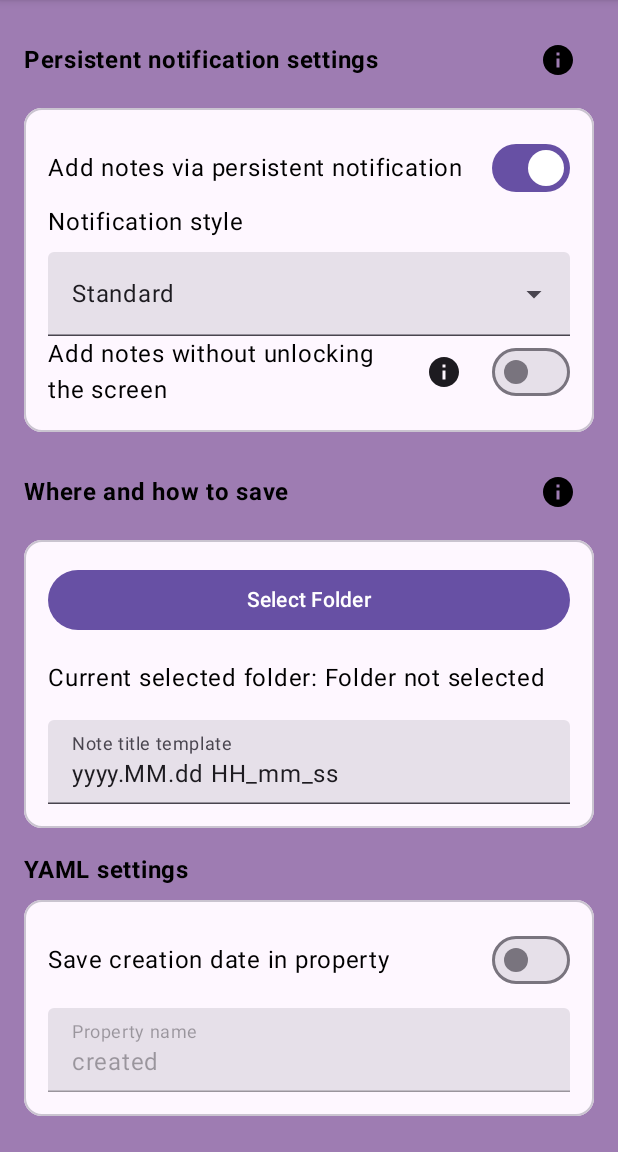
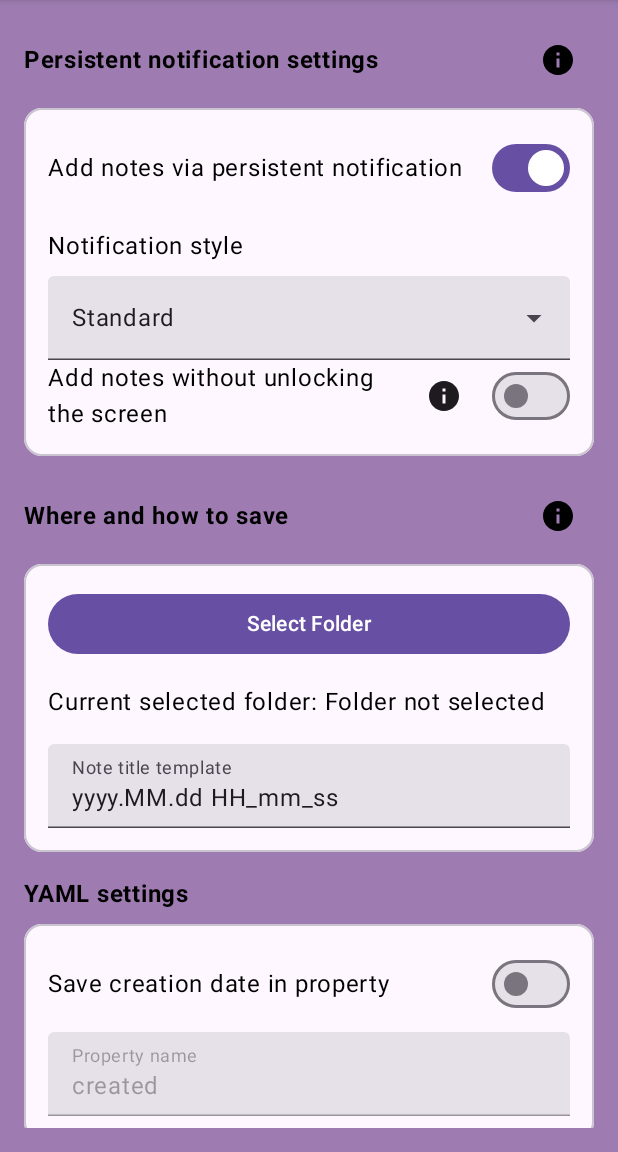
Before and after one commit to Fertion/QuickMDCapture, an Android app built with Jetpack Compose: the screen it shows after launch (MainActivity), on a phone screen of 412 x 824 dp, the part 84-1236 px from its top. Run offline under Robolectric (Android 15) with nearby library versions, the phone set to English and light mode, and no system bars.

Commit message:
added padding

```diff
--- a/app/src/main/java/com/example/quickmdcapture/SettingsScreen.kt
+++ b/app/src/main/java/com/example/quickmdcapture/SettingsScreen.kt
@@ -64,7 +64,9 @@ fun SettingsScreen(
         Column(modifier = Modifier.padding(16.dp)) {
             Row(
                 verticalAlignment = Alignment.CenterVertically,
-                modifier = Modifier.fillMaxWidth()
+                modifier = Modifier
+                    .fillMaxWidth()
+                    .padding(bottom = 16.dp) // Добавляем отступ снизу
             ) {
                 Text(
                     stringResource(id = R.string.add_notes_via_notification),
```
